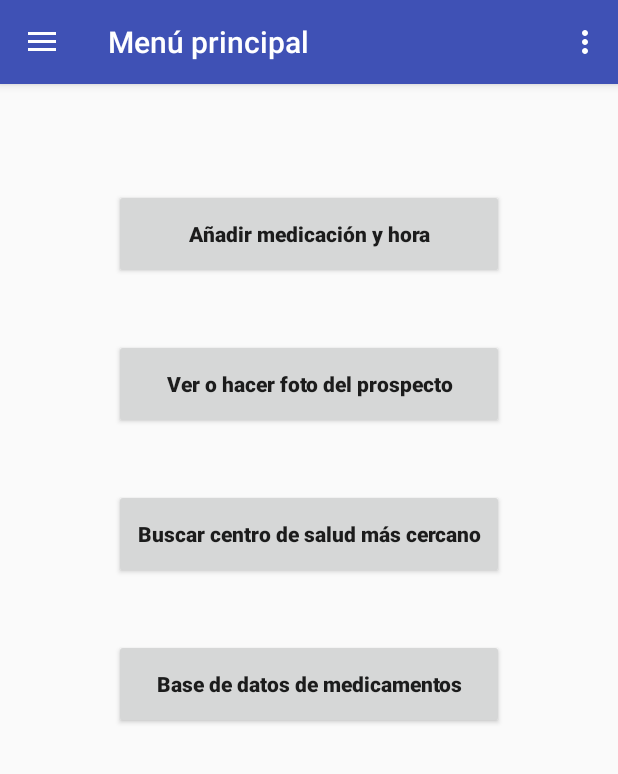
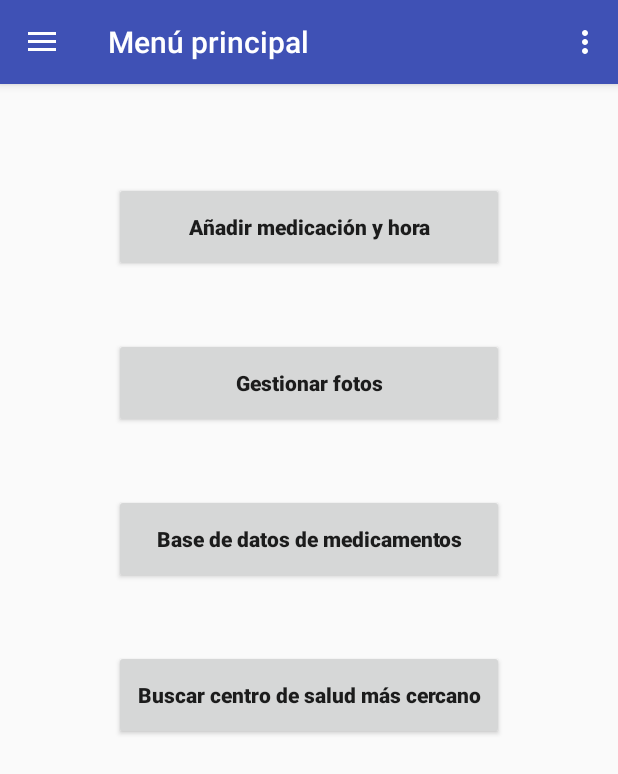
Before and after one commit to JJAGSC/Asistentedemedicacion, an Android app: the MenuActivity screen opened directly, with no data from a screen before it, on a phone screen of 412 x 824 dp. Shown: the top 774 px of the screen. Run offline under Robolectric (Android 15) with nearby library versions, the phone set to English and light mode, and no system bars.

Commit message:
v1.31
Pantalla de 3 botones y cámara añadida

```diff
--- a/app/src/main/java/com/medicacion/juanjose/asistentedemedicacion/MenuActivity.java
+++ b/app/src/main/java/com/medicacion/juanjose/asistentedemedicacion/MenuActivity.java
@@ -2,8 +2,6 @@ package com.medicacion.juanjose.asistentedemedicacion;
 
 import android.content.Intent;
 import android.os.Bundle;
-import android.support.design.widget.FloatingActionButton;
-import android.support.design.widget.Snackbar;
 import android.view.View;
 import android.support.design.widget.NavigationView;
 import android.support.v4.view.GravityCompat;
@@ -48,7 +46,7 @@ public class MenuActivity extends AppCompatActivity
         navigationView.setNavigationItemSelectedListener(this);
 
         final Button addMed = (Button) findViewById(R.id.addMed);
-        Button medProspect = (Button) findViewById(R.id.prospecto);
+        Button managePictures = (Button) findViewById(R.id.gestionarFotos);
         Button buttonClinic = (Button) findViewById(R.id.centroSalud);
         Button buttonBDMeds = (Button) findViewById(R.id.btnBDMeds);
 
@@ -61,10 +59,10 @@ public class MenuActivity extends AppCompatActivity
             }
         });
 
-        medProspect.setOnClickListener(new View.OnClickListener() {
+        managePictures.setOnClickListener(new View.OnClickListener() {
             @Override
             public void onClick(View view) {
-                Intent intent = new Intent (getApplicationContext(), MedProspect.class);
+                Intent intent = new Intent (getApplicationContext(), ManagePicturesActivity.class);
                 startActivity(intent);
             }
         });
--- a/app/src/main/java/com/medicacion/juanjose/asistentedemedicacion/medicamento/MedicamentoListFragment.java
+++ b/app/src/main/java/com/medicacion/juanjose/asistentedemedicacion/medicamento/MedicamentoListFragment.java
@@ -31,8 +31,6 @@ import com.medicacion.juanjose.asistentedemedicacion.proveedor.MedicamentoProvee
 
 public class MedicamentoListFragment extends ListFragment
 		implements LoaderManager.LoaderCallbacks<Cursor> {
-
-	//private static final String LOGTAG = "Tiburcio - MedicamentoListFragment";
 
 	MedicamentoCursorAdapter mAdapter;
 	LoaderManager.LoaderCallbacks<Cursor> mCallbacks;
--- a/app/src/main/res/layout/content_menu.xml
+++ b/app/src/main/res/layout/content_menu.xml
@@ -13,10 +13,10 @@
         android:id="@+id/btnBDMeds"
         android:layout_width="260dp"
         android:layout_height="60dp"
-        android:layout_alignLeft="@+id/centroSalud"
-        android:layout_alignStart="@+id/centroSalud"
-        android:layout_below="@+id/centroSalud"
-        android:layout_marginTop="40dp"
+        android:layout_alignLeft="@+id/gestionarFotos"
+        android:layout_alignStart="@+id/gestionarFotos"
+        android:layout_below="@+id/gestionarFotos"
+        android:layout_marginTop="44dp"
         android:text="Base de datos de medicamentos"
         android:textAllCaps="false"
         android:textStyle="bold"
@@ -29,10 +29,10 @@
         android:id="@+id/centroSalud"
         android:layout_width="260dp"
         android:layout_height="60dp"
-        android:layout_alignLeft="@+id/prospecto"
-        android:layout_alignStart="@+id/prospecto"
-        android:layout_below="@+id/prospecto"
-        android:layout_marginTop="40dp"
+        android:layout_alignLeft="@+id/btnBDMeds"
+        android:layout_alignStart="@+id/btnBDMeds"
+        android:layout_below="@+id/btnBDMeds"
+        android:layout_marginTop="44dp"
         android:text="Buscar centro de salud más cercano"
         android:textAllCaps="false"
         android:textStyle="bold"
@@ -42,36 +42,36 @@
         app:layout_constraintVertical_bias="0.747" />
 
     <Button
-        android:id="@+id/prospecto"
+        android:id="@+id/gestionarFotos"
         android:layout_width="260dp"
         android:layout_height="60dp"
-        android:layout_alignLeft="@+id/addMed"
-        android:layout_alignStart="@+id/addMed"
-        android:layout_below="@+id/addMed"
-        android:layout_marginTop="40dp"
-        android:text="Ver o hacer foto del prospecto"
+        android:layout_marginTop="44dp"
+        android:text="Gestionar fotos"
         android:textAllCaps="false"
         android:textStyle="bold"
         app:layout_constraintBottom_toTopOf="@+id/centroSalud"
         app:layout_constraintLeft_toLeftOf="parent"
         app:layout_constraintRight_toRightOf="parent"
         app:layout_constraintTop_toTopOf="parent"
-        app:layout_constraintVertical_bias="0.807" />
+        app:layout_constraintVertical_bias="0.807"
+        android:layout_below="@+id/addMed"
+        android:layout_alignLeft="@+id/addMed"
+        android:layout_alignStart="@+id/addMed" />
 
     <Button
         android:id="@+id/addMed"
         style="@style/Widget.AppCompat.Button"
         android:layout_width="260dp"
         android:layout_height="60dp"
+        android:layout_alignParentTop="true"
+        android:layout_centerHorizontal="true"
+        android:layout_marginTop="65dp"
         android:text="Añadir medicación y hora"
         android:textAllCaps="false"
         android:textStyle="bold"
-        app:layout_constraintBottom_toTopOf="@+id/prospecto"
+        app:layout_constraintBottom_toTopOf="@+id/gestionarFotos"
         app:layout_constraintLeft_toLeftOf="parent"
         app:layout_constraintRight_toRightOf="parent"
         app:layout_constraintTop_toTopOf="parent"
-        app:layout_constraintVertical_bias="0.496"
-        android:layout_marginTop="70dp"
-        android:layout_alignParentTop="true"
-        android:layout_centerHorizontal="true" />
+        app:layout_constraintVertical_bias="0.496" />
 </RelativeLayout>
--- a/app/src/main/res/values/strings.xml
+++ b/app/src/main/res/values/strings.xml
@@ -30,5 +30,6 @@
 
     <string name="medicamento_nombre">Nombre</string>
     <string name="medicamento_formato">Formato</string>
+    <string name="title_activity_manage_pictures">Gestionar Fotos</string>
 
 </resources>
```
Also changed, not shown: app/src/main/AndroidManifest.xml (+9 -1 lines), app/src/main/java/com/medicacion/juanjose/asistentedemedicacion/ManagePicturesActivity.java (added, +108 -0 lines), app/src/main/java/com/medicacion/juanjose/asistentedemedicacion/constantes/Utilidades.java (added, +27 -0 lines), app/src/main/res/drawable/ic_add_a_photo_black_24dp.xml (added, +9 -0 lines), app/src/main/res/drawable/ic_photo_camera_black_24dp.xml (added, +12 -0 lines), app/src/main/res/drawable/ic_search_black_24dp.xml (added, +9 -0 lines), app/src/main/res/layout/activity_manage_pictures.xml (added, +33 -0 lines), app/src/main/res/layout/activity_medicamento_add.xml (+34 -0 lines), app/src/main/res/layout/content_manage_pictures.xml (added, +59 -0 lines), app/src/main/res/values/styles.xml (line endings or trailing spaces).
